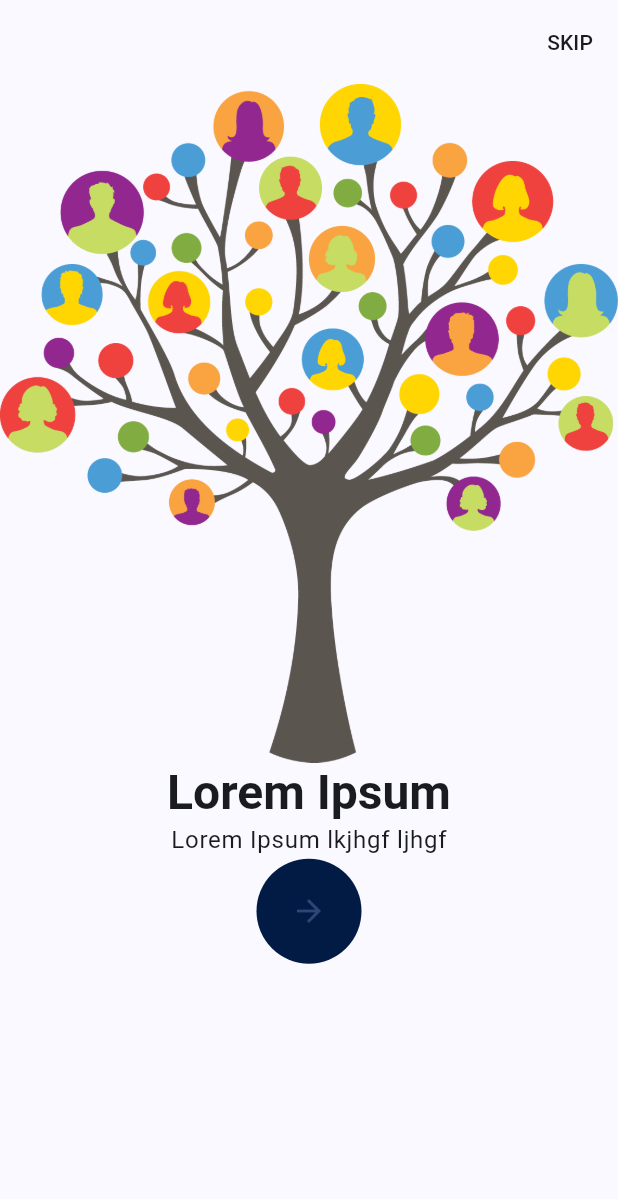
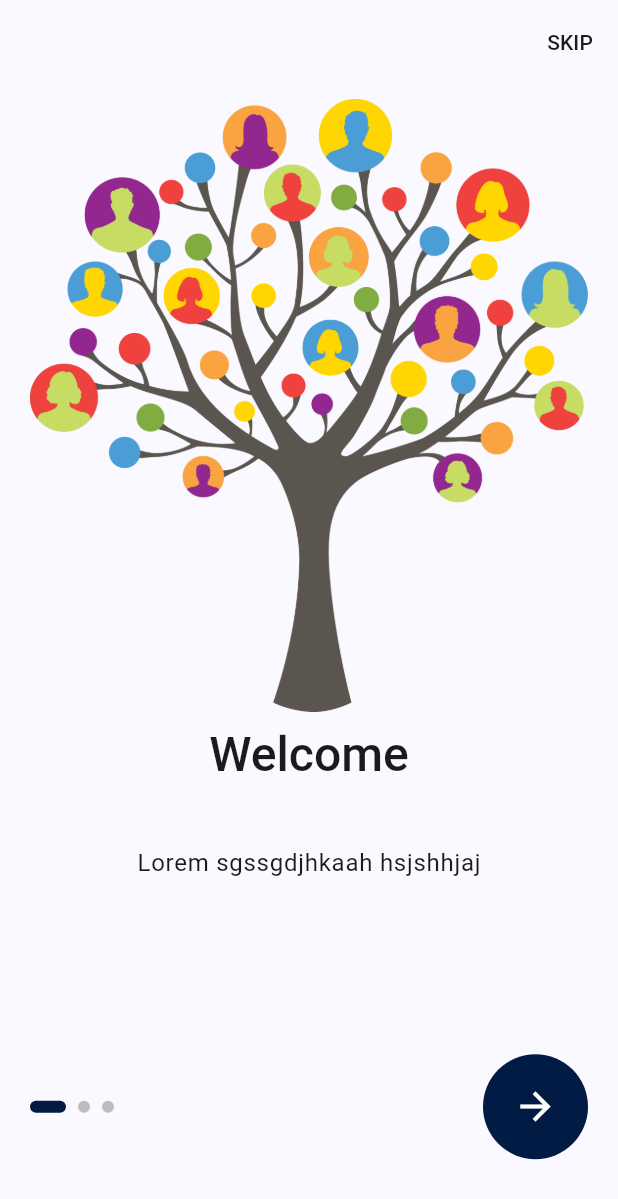
Before and after one commit to siddhumak/aluminiapp, a Flutter app: the screen it shows after launch, on a phone screen of 412 x 824 dp. Shown: the top 1199 px of the screen. Run offline on Flutter 3.47's test engine with Material 3 defaults, Android fonts, the phone set to English and light mode, and no system bars; our stand-ins replace cloud_firestore, firebase_auth, firebase_core, flutter_spinkit, fluttertoast; accounts and stored records are empty.

Commit message:
Onboarding Screen

```diff
--- a/lib/main.dart
+++ b/lib/main.dart
@@ -34,7 +34,7 @@ class MyApp extends StatelessWidget {
             ColorScheme.fromSeed(seedColor: Color.fromARGB(255, 1, 27, 69)),
         useMaterial3: true,
       ),
-      home: SplashScreen(),
+      home: OnboardingScreen(),
     );
   }
 }
--- /dev/null
+++ b/lib/onboarding_screen/dummy_data.dart
@@ -0,0 +1,21 @@
+import 'package:demoapp/onboarding_screen/onboarding_item.dart';
+
+class KDummyData {
+  static List<OnboardingItemModel> onboardingItemList = [
+    OnboardingItemModel(
+      image: 'assets/pngegg.png',
+      title: "Welcome",
+      subtitle: "Lorem sgssgdjhkaah hsjshhjaj",
+    ),
+    OnboardingItemModel(
+      image: 'assets/obs2.png',
+      title: "Welcome",
+      subtitle: "Lorem sgssgdjhkaah hsjshhjaj",
+    ),
+    OnboardingItemModel(
+      image: 'assets/obs5.png',
+      title: "Welcome",
+      subtitle: "Lorem sgssgdjhkaah hsjshhjaj",
+    ),
+  ];
+}
--- /dev/null
+++ b/lib/onboarding_screen/onboarding_item.dart
@@ -0,0 +1,62 @@
+// ignore_for_file: public_member_api_docs, sort_constructors_first
+import 'dart:convert';
+
+class OnboardingItemModel {
+  final String image;
+  final String title;
+  final String subtitle;
+  OnboardingItemModel({
+    required this.image,
+    required this.title,
+    required this.subtitle,
+  });
+
+  OnboardingItemModel copyWith({
+    String? image,
+    String? title,
+    String? subtitle,
+  }) {
+    return OnboardingItemModel(
+      image: image ?? this.image,
+      title: title ?? this.title,
+      subtitle: subtitle ?? this.subtitle,
+    );
+  }
+
+  Map<String, dynamic> toMap() {
+    return <String, dynamic>{
+      'image': image,
+      'title': title,
+      'subtitle': subtitle,
+    };
+  }
+
+  factory OnboardingItemModel.fromMap(Map<String, dynamic> map) {
+    return OnboardingItemModel(
+      image: map['image'] as String,
+      title: map['title'] as String,
+      subtitle: map['subtitle'] as String,
+    );
+  }
+
+  String toJson() => json.encode(toMap());
+
+  factory OnboardingItemModel.fromJson(String source) =>
+      OnboardingItemModel.fromMap(json.decode(source) as Map<String, dynamic>);
+
+  @override
+  String toString() =>
+      'OnboardingItemModel(image: $image, title: $title, subtitle: $subtitle)';
+
+  @override
+  bool operator ==(covariant OnboardingItemModel other) {
+    if (identical(this, other)) return true;
+
+    return other.image == image &&
+        other.title == title &&
+        other.subtitle == subtitle;
+  }
+
+  @override
+  int get hashCode => image.hashCode ^ title.hashCode ^ subtitle.hashCode;
+}
--- a/lib/onboarding_screen/onboarding_screen.dart
+++ b/lib/onboarding_screen/onboarding_screen.dart
@@ -1,3 +1,7 @@
+import 'package:demoapp/onboarding_screen/dummy_data.dart';
+import 'package:demoapp/onboarding_screen/onboarding_item.dart';
+import 'package:demoapp/screens/home_screen.dart';
+import 'package:demoapp/screens/login_screen.dart';
 import 'package:flutter/material.dart';
 
 class OnboardingScreen extends StatefulWidget {
@@ -8,6 +12,16 @@ class OnboardingScreen extends StatefulWidget {
 }
 
 class _OnboardingScreenState extends State<OnboardingScreen> {
+  int selectIndex = 0;
+  PageController controller =
+      PageController(initialPage: 0, keepPage: true, viewportFraction: 1);
+
+  @override
+  void dispose() {
+    controller.dispose();
+    super.dispose();
+  }
+
   @override
   Widget build(BuildContext context) {
     final size = MediaQuery.of(context).size;
@@ -15,7 +29,10 @@ class _OnboardingScreenState extends State<OnboardingScreen> {
       appBar: AppBar(
         actions: [
           TextButton(
-              onPressed: () {},
+              onPressed: () {
+                Navigator.of(context).push(
+                    MaterialPageRoute(builder: (context) => LoginScreen()));
+              },
               child: Text(
                 "SKIP",
                 style: Theme.of(context).textTheme.labelLarge,
@@ -23,26 +40,78 @@ class _OnboardingScreenState extends State<OnboardingScreen> {
           SizedBox()
         ],
       ),
-      body: SizedBox(
+      body: Container(
         height: size.height,
         width: size.width,
+        padding: EdgeInsets.symmetric(horizontal: 20, vertical: 10),
         child: Column(
+          mainAxisAlignment: MainAxisAlignment.center,
           children: [
-            Image.asset('assets/pngegg.png'),
-            Text(
-              "Lorem Ipsum",
-              style: Theme.of(context).textTheme.headlineLarge!.copyWith(
-                    fontWeight: FontWeight.w700,
+            Expanded(
+              child: PageView.builder(
+                  controller: controller,
+                  onPageChanged: (i) {
+                    setState(() {
+                      selectIndex = i;
+                    });
+                  },
+                  itemCount: KDummyData.onboardingItemList.length,
+                  itemBuilder: (context, index) {
+                    return ContentTemplate(
+                      item: KDummyData.onboardingItemList[index],
+                    );
+                  }),
+            ),
+            SizedBox(
+              height: size.height * 0.05,
+            ),
+            Row(
+              mainAxisAlignment: MainAxisAlignment.spaceBetween,
+              children: [
+                Row(
+                  children: [
+                    ...List.generate(
+                      KDummyData.onboardingItemList.length,
+                      (index) => AnimatedContainer(
+                        duration: const Duration(milliseconds: 500),
+                        curve: Curves.ease,
+                        height: 8,
+                        width: selectIndex == index ? 24 : 8,
+                        margin: const EdgeInsets.only(right: 8),
+                        decoration: BoxDecoration(
+                          color: selectIndex == index
+                              ? Color.fromARGB(255, 1, 27, 69)
+                              : Colors.grey.shade400,
+                          borderRadius: BorderRadius.circular(8),
+                        ),
+                      ),
+                    )
+                  ],
+                ),
+                GestureDetector(
+                  onTap: () {
+                    controller.animateToPage(selectIndex + 1,
+                        duration: const Duration(milliseconds: 500),
+                        curve: Curves.ease);
+                  },
+                  onDoubleTap: () {
+                    Navigator.of(context).push(
+                        MaterialPageRoute(builder: (context) => LoginScreen()));
+                  },
+                  child: CircleAvatar(
+                    radius: 35,
+                    backgroundColor: Color.fromARGB(255, 1, 27, 69),
+                    child: Icon(
+                      Icons.arrow_forward,
+                      color: Colors.white,
+                      size: 30,
+                    ),
                   ),
+                ),
+              ],
             ),
-            Text(
-              "Lorem Ipsum lkjhgf ljhgf",
-              style: Theme.of(context).textTheme.bodyLarge!.copyWith(),
-            ),
-            CircleAvatar(
-              radius: 35,
-              backgroundColor: Color.fromARGB(255, 1, 27, 69),
-              child: Icon(Icons.arrow_forward),
+            SizedBox(
+              height: size.height * 0.05,
             ),
           ],
         ),
@@ -50,3 +119,38 @@ class _OnboardingScreenState extends State<OnboardingScreen> {
     );
   }
 }
+
+class ContentTemplate extends StatelessWidget {
+  const ContentTemplate({
+    super.key,
+    required this.item,
+  });
+
+  final OnboardingItemModel item;
+
+  @override
+  Widget build(BuildContext context) {
+    final size = MediaQuery.of(context).size;
+    return Column(
+      children: [
+        Image.asset(item.image),
+        SizedBox(
+          height: size.height * 0.01,
+        ),
+        Text(
+          item.title,
+          style: Theme.of(context).textTheme.headlineLarge!.copyWith(
+                fontWeight: FontWeight.w500,
+              ),
+        ),
+        SizedBox(
+          height: size.height * 0.05,
+        ),
+        Text(
+          item.subtitle,
+          style: Theme.of(context).textTheme.bodyLarge!.copyWith(),
+        ),
+      ],
+    );
+  }
+}
--- a/pubspec.yaml
+++ b/pubspec.yaml
@@ -69,6 +69,10 @@ flutter:
 
       - assets/loginimg.png
       - assets/pngegg.png
+      - assets/obs2.png
+      - assets/obs3.jpg
+      - assets/obs4.png
+      - assets/obs5.png
 
   # An image asset can refer to one or more resolution-specific "variants", see
   # https://flutter.dev/assets-and-images/#resolution-aware
```
Also changed, not shown: assets/obs2.png (added), assets/obs3.jpg (added), assets/obs4.png (added), assets/obs5.png (added).
